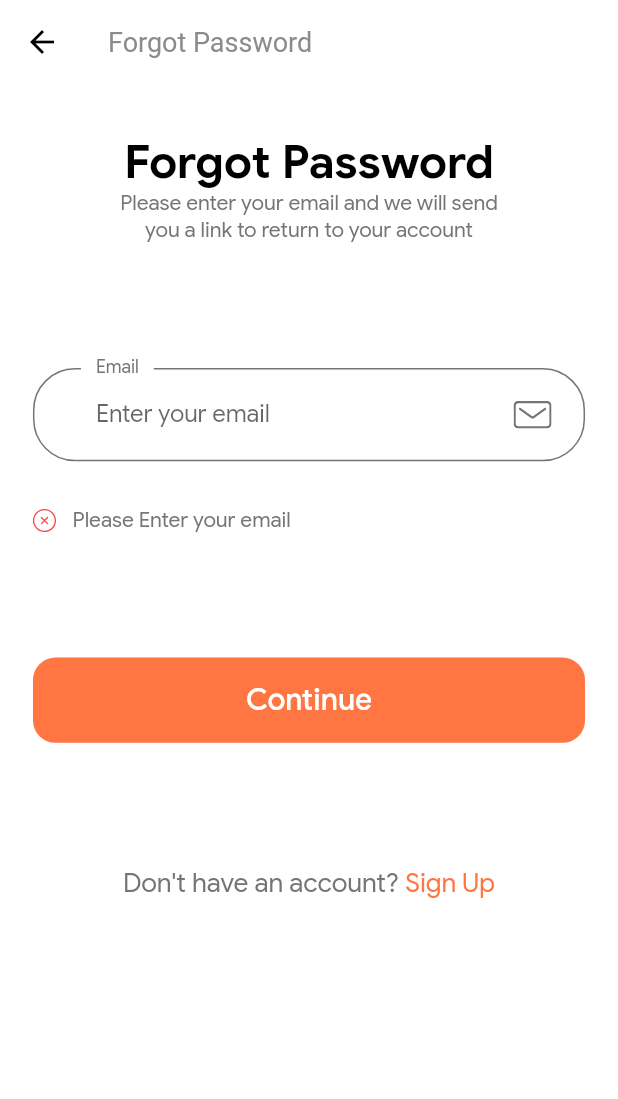
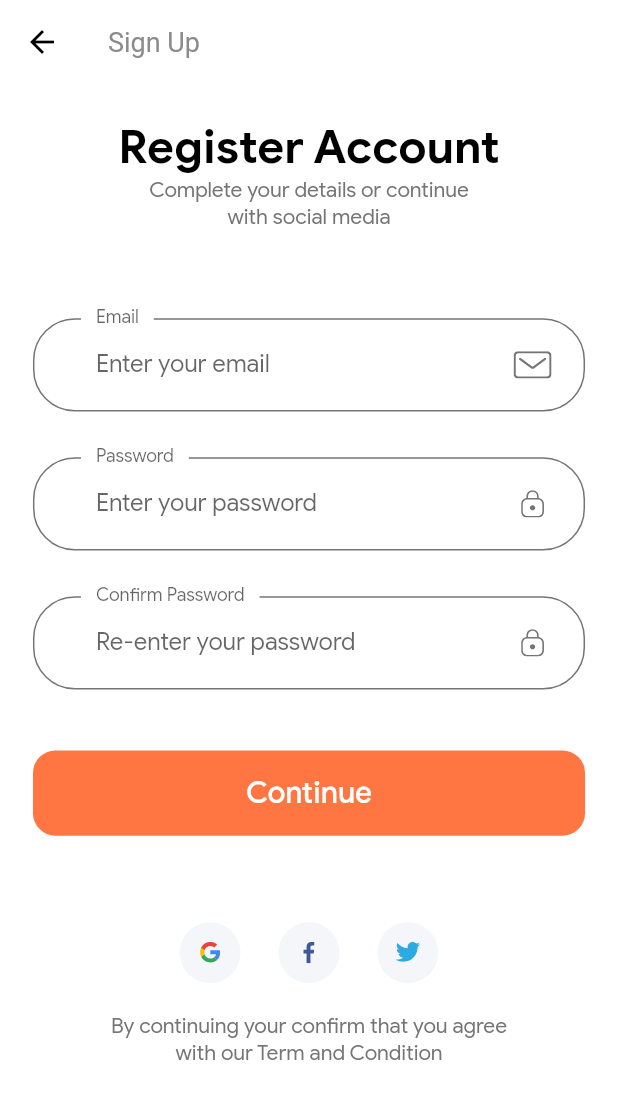
Before and after one commit to zendy199x/Flutter-Shop-eCommerce-App, a Flutter app: the ForgotPasswordScreen screen opened by its route, after a tap on "Continue", after a tap on "Sign Up", on a phone screen of 412 x 824 dp. Shown: the top 1099 px of the screen. Run offline on Flutter 3.47's test engine with Material 2 defaults, Android fonts, the phone set to English and light mode, and no system bars; our stand-ins replace flutter_svg.

Commit message:
feat: Register Account screen

```diff
--- a/lib/components/no_account_text.dart
+++ b/lib/components/no_account_text.dart
@@ -1,6 +1,7 @@
 import 'package:flutter/material.dart';
 import 'package:shop_ecommerce/constants.dart';
 import 'package:shop_ecommerce/screens/forgot_password/forgot_password_screen.dart';
+import 'package:shop_ecommerce/screens/sign_up/sign_up_screen.dart';
 import 'package:shop_ecommerce/size_config.dart';
 
 class NoAccountText extends StatelessWidget {
@@ -20,7 +21,7 @@ class NoAccountText extends StatelessWidget {
           ),
         ),
         GestureDetector(
-          onTap: () {},
+          onTap: () => Navigator.pushNamed(context, SignUpScreen.routeName),
           child: Text(
             "Sign Up",
             style: TextStyle(
--- a/lib/constants.dart
+++ b/lib/constants.dart
@@ -1,4 +1,5 @@
 import 'package:flutter/material.dart';
+import 'package:shop_ecommerce/size_config.dart';
 
 const Color kPrimaryColor = Color(0xFFFF7643);
 const Color kPrimaryLightColor = Color(0xFFFFECDF);
@@ -16,6 +17,13 @@ const LinearGradient kPrimaryGradientColor = LinearGradient(
 
 const Duration kAnimationDuration = Duration(milliseconds: 200);
 
+final TextStyle headingStyle = TextStyle(
+  fontSize: getProportionateScreenWidth(28),
+  fontWeight: FontWeight.bold,
+  color: Colors.black,
+  height: 1.5,
+);
+
 // Form Error
 final RegExp emailValidatorRegExp =
     RegExp(r"^[a-zA-Z0-9.]+@[a-zA-Z0-9]+\.[a-zA-Z]+");
--- a/lib/routes.dart
+++ b/lib/routes.dart
@@ -2,6 +2,7 @@ import 'package:flutter/material.dart';
 import 'package:shop_ecommerce/screens/forgot_password/forgot_password_screen.dart';
 import 'package:shop_ecommerce/screens/login_success/login_success_screen.dart';
 import 'package:shop_ecommerce/screens/sign_in/sign_in_screen.dart';
+import 'package:shop_ecommerce/screens/sign_up/sign_up_screen.dart';
 import 'package:shop_ecommerce/screens/splash/splash_screen.dart';
 
 // We use name route
@@ -11,4 +12,5 @@ final Map<String, WidgetBuilder> routes = {
   SignInScreen.routeName: (context) => const SignInScreen(),
   ForgotPasswordScreen.routeName: (context) => const ForgotPasswordScreen(),
   LoginSuccessScreen.routeName: (context) => const LoginSuccessScreen(),
+  SignUpScreen.routeName: (context) => const SignUpScreen(),
 };
--- a/lib/screens/forgot_password/components/body.dart
+++ b/lib/screens/forgot_password/components/body.dart
@@ -23,11 +23,7 @@ class Body extends StatelessWidget {
               SizedBox(height: SizeConfig.screenHeight! * 0.04),
               Text(
                 "Forgot Password",
-                style: TextStyle(
-                  fontSize: getProportionateScreenWidth(28),
-                  color: Colors.black,
-                  fontWeight: FontWeight.bold,
-                ),
+                style: headingStyle,
               ),
               const Text(
                 "Please enter your email and we will send\nyou a link to return to your account",
--- /dev/null
+++ b/lib/screens/sign_up/components/body.dart
@@ -0,0 +1,71 @@
+import 'package:flutter/material.dart';
+import 'package:shop_ecommerce/components/custom_suffix_icon.dart';
+import 'package:shop_ecommerce/components/default_button.dart';
+import 'package:shop_ecommerce/components/form_error.dart';
+import 'package:shop_ecommerce/components/social_card.dart';
+import 'package:shop_ecommerce/constants.dart';
+import 'package:shop_ecommerce/screens/sign_up/components/sign_up_form.dart';
+import 'package:shop_ecommerce/size_config.dart';
+
+class Body extends StatefulWidget {
+  const Body({Key? key}) : super(key: key);
+
+  @override
+  _BodyState createState() => _BodyState();
+}
+
+class _BodyState extends State<Body> {
+  @override
+  Widget build(BuildContext context) {
+    return SingleChildScrollView(
+      child: SizedBox(
+        width: double.infinity,
+        child: Padding(
+          padding: EdgeInsets.symmetric(
+            horizontal: getProportionateScreenWidth(20),
+          ),
+          child: Column(
+            children: [
+              SizedBox(
+                  height:
+                      SizeConfig.screenHeight! * 0.02), // 2% of total height
+              Text(
+                "Register Account",
+                style: headingStyle,
+              ),
+              const Text(
+                "Complete your details or continue\nwith social media",
+                textAlign: TextAlign.center,
+              ),
+              SizedBox(height: SizeConfig.screenHeight! * 0.07),
+              const SignUpForm(),
+              SizedBox(height: SizeConfig.screenHeight! * 0.07),
+              Row(
+                mainAxisAlignment: MainAxisAlignment.center,
+                children: [
+                  SocialCard(
+                    icon: "assets/icons/google-icon.svg",
+                    press: () {},
+                  ),
+                  SocialCard(
+                    icon: "assets/icons/facebook-2.svg",
+                    press: () {},
+                  ),
+                  SocialCard(
+                    icon: "assets/icons/twitter.svg",
+                    press: () {},
+                  ),
+                ],
+              ),
+              SizedBox(height: getProportionateScreenHeight(20)),
+              const Text(
+                "By continuing your confirm that you agree\nwith our Term and Condition",
+                textAlign: TextAlign.center,
+              )
+            ],
+          ),
+        ),
+      ),
+    );
+  }
+}
--- /dev/null
+++ b/lib/screens/sign_up/components/sign_up_form.dart
@@ -0,0 +1,158 @@
+import 'package:flutter/material.dart';
+import 'package:shop_ecommerce/components/custom_suffix_icon.dart';
+import 'package:shop_ecommerce/components/default_button.dart';
+import 'package:shop_ecommerce/components/form_error.dart';
+import 'package:shop_ecommerce/constants.dart';
+import 'package:shop_ecommerce/size_config.dart';
+
+class SignUpForm extends StatefulWidget {
+  const SignUpForm({Key? key}) : super(key: key);
+
+  @override
+  _SignUpFormState createState() => _SignUpFormState();
+}
+
+class _SignUpFormState extends State<SignUpForm> {
+  final _formKey = GlobalKey<FormState>();
+  String? email;
+  String? password;
+  String? confirmPassword;
+  bool remember = false;
+  final List<String> errors = [];
+
+  void addError({required String error}) {
+    if (!errors.contains(error)) {
+      setState(() {
+        errors.add(error);
+      });
+    }
+  }
+
+  void removeError({required String error}) {
+    if (errors.contains(error)) {
+      setState(() {
+        errors.remove(error);
+      });
+    }
+  }
+
+  @override
+  Widget build(BuildContext context) {
+    return Form(
+      key: _formKey,
+      child: Column(
+        children: [
+          buildEmailFormField(),
+          SizedBox(height: getProportionateScreenHeight(30)),
+          buildPasswordFormField(),
+          SizedBox(height: getProportionateScreenHeight(30)),
+          buildConfirmPassFormField(),
+          FormError(errors: errors),
+          SizedBox(height: getProportionateScreenHeight(40)),
+          DefaultButton(
+            text: "Continue",
+            press: () {
+              if (_formKey.currentState!.validate()) {
+                _formKey.currentState!.save();
+                // if all are valid then go to success screen
+              }
+            },
+          ),
+        ],
+      ),
+    );
+  }
+
+  TextFormField buildConfirmPassFormField() {
+    return TextFormField(
+      obscureText: true,
+      onSaved: (newValue) => confirmPassword = newValue,
+      onChanged: (value) {
+        if (value.isNotEmpty) {
+          removeError(error: kPassNullError);
+        } else if (value.isNotEmpty && password == confirmPassword) {
+          removeError(error: kMatchPassError);
+        }
+        confirmPassword = value;
+      },
+      validator: (value) {
+        if (value!.isEmpty) {
+          addError(error: kPassNullError);
+          return "";
+        } else if ((password != value)) {
+          addError(error: kMatchPassError);
+          return "";
+        }
+        return null;
+      },
+      decoration: const InputDecoration(
+        labelText: "Confirm Password",
+        hintText: "Re-enter your password",
+        floatingLabelBehavior: FloatingLabelBehavior.always,
+        suffixIcon: CustomSuffixIcon(svgIcon: "assets/icons/Lock.svg"),
+      ),
+    );
+  }
+
+  TextFormField buildPasswordFormField() {
+    return TextFormField(
+      obscureText: true,
+      onSaved: (newValue) => password = newValue,
+      onChanged: (value) {
+        if (value.isNotEmpty) {
+          removeError(error: kPassNullError);
+        } else if (value.length >= 8) {
+          removeError(error: kShortPassError);
+        }
+        password = value;
+      },
+      validator: (value) {
+        if (value!.isEmpty) {
+          addError(error: kPassNullError);
+          return "";
+        } else if (value.length < 8) {
+          addError(error: kShortPassError);
+          return "";
+        }
+        return null;
+      },
+      decoration: const InputDecoration(
+        labelText: "Password",
+        hintText: "Enter your password",
+        floatingLabelBehavior: FloatingLabelBehavior.always,
+        suffixIcon: CustomSuffixIcon(svgIcon: "assets/icons/Lock.svg"),
+      ),
+    );
+  }
+
+  TextFormField buildEmailFormField() {
+    return TextFormField(
+      keyboardType: TextInputType.emailAddress,
+      onSaved: (newValue) => email = newValue,
+      onChanged: (value) {
+        if (value.isNotEmpty) {
+          removeError(error: kEmailNullError);
+        } else if (emailValidatorRegExp.hasMatch(value)) {
+          removeError(error: kInvalidEmailError);
+        }
+        return;
+      },
+      validator: (value) {
+        if (value!.isEmpty) {
+          addError(error: kEmailNullError);
+          return "";
+        } else if (!emailValidatorRegExp.hasMatch(value)) {
+          addError(error: kInvalidEmailError);
+          return "";
+        }
+        return null;
+      },
+      decoration: const InputDecoration(
+        labelText: "Email",
+        hintText: "Enter your email",
+        floatingLabelBehavior: FloatingLabelBehavior.always,
+        suffixIcon: CustomSuffixIcon(svgIcon: "assets/icons/Mail.svg"),
+      ),
+    );
+  }
+}
--- /dev/null
+++ b/lib/screens/sign_up/sign_up_screen.dart
@@ -0,0 +1,18 @@
+import 'package:flutter/material.dart';
+import 'package:shop_ecommerce/screens/sign_up/components/body.dart';
+
+class SignUpScreen extends StatelessWidget {
+  const SignUpScreen({Key? key}) : super(key: key);
+
+  static String routeName = "/sign_up";
+
+  @override
+  Widget build(BuildContext context) {
+    return Scaffold(
+      appBar: AppBar(
+        title: const Text("Sign Up"),
+      ),
+      body: const Body(),
+    );
+  }
+}
```
Also changed, not shown: lib/screens/login_success/components/body.dart (+2 -6 lines), lib/screens/sign_in/components/body.dart (+3 -6 lines), lib/screens/sign_in/components/sign_in_form.dart (renamed from lib/components/sign_form.dart, +32 -39 lines).
